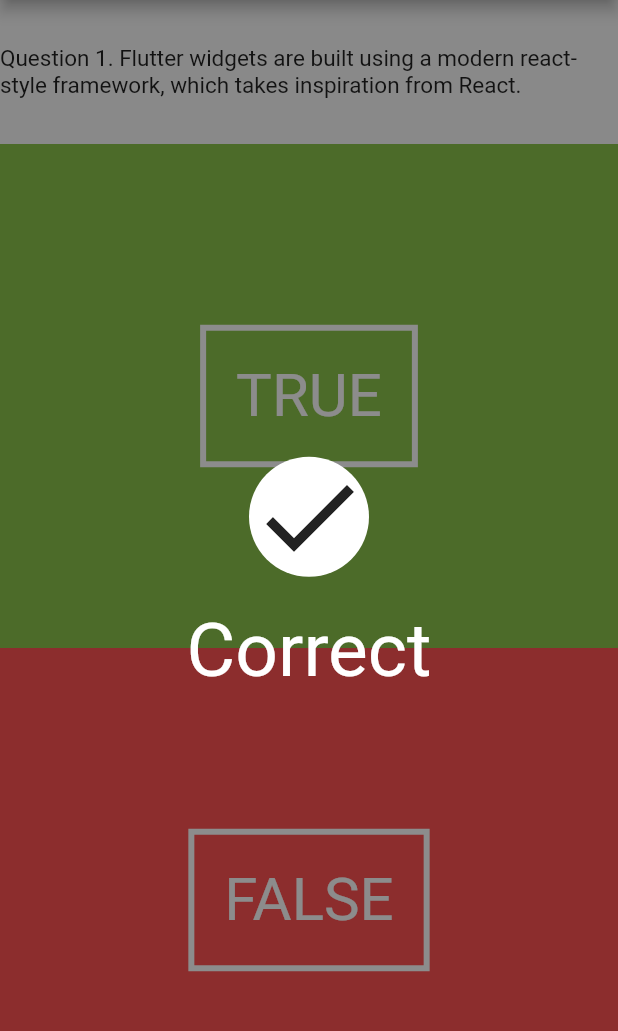
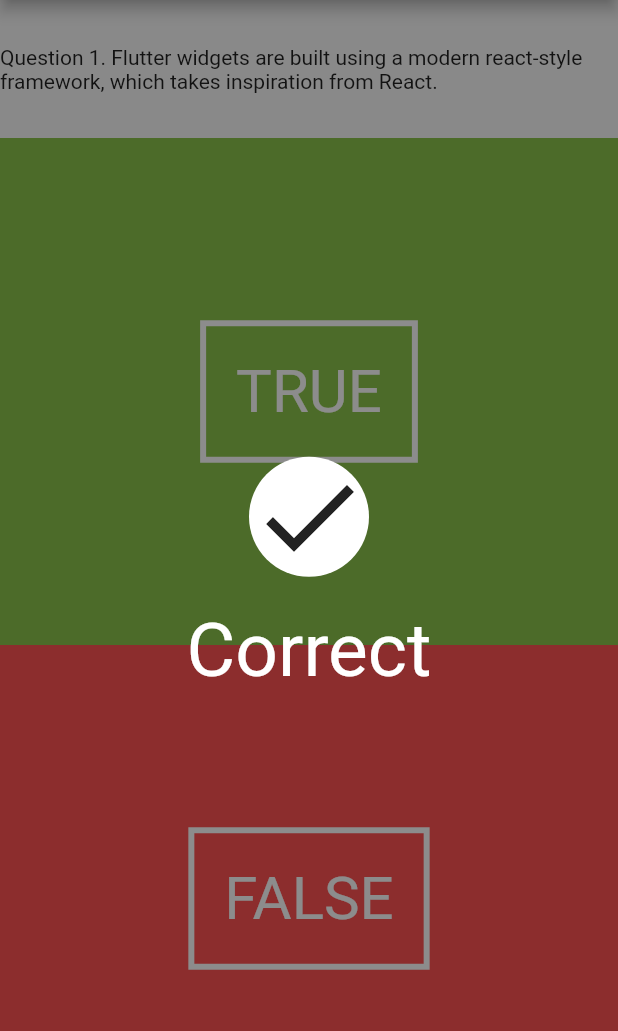
Before and after one commit to JoshMarkF/flutterhub, a Flutter app: the QuizPage screen opened by its route, after a tap on "TRUE", on a phone screen of 412 x 824 dp, the part 84-1115 px from its top. Run offline on Flutter 3.47's test engine with Material 2 defaults, Android fonts, the phone set to English and light mode, and no system bars.

Commit message:
Get rid of question animation

```diff
--- a/lib/UI/correct_wrong_overlay.dart
+++ b/lib/UI/correct_wrong_overlay.dart
@@ -1,5 +1,4 @@
 import 'package:flutter/material.dart';
-import 'dart:math';
 
 class CorrectWrongOverLay extends StatefulWidget {
   final bool is_correct;
@@ -13,9 +12,7 @@ class CorrectWrongOverLay extends StatefulWidget {
   }
 }
 
-class CorrectWrongOverLayState extends State<CorrectWrongOverLay>
-    with SingleTickerProviderStateMixin {
-
+class CorrectWrongOverLayState extends State<CorrectWrongOverLay> {
   @override
   void initState() {
     super.initState();
@@ -31,10 +28,8 @@ class CorrectWrongOverLayState extends State<CorrectWrongOverLay>
           mainAxisAlignment: MainAxisAlignment.center,
           children: <Widget>[
             new Container(
-              child:  new Icon((widget.is_correct) ? Icons.done : Icons.clear,
-                    size: 80.0),
-              decoration: new BoxDecoration(
-                  color: Colors.white, shape: BoxShape.circle),
+              child: new Icon((widget.is_correct) ? Icons.done : Icons.clear, size: 80.0),
+              decoration: new BoxDecoration(color: Colors.white, shape: BoxShape.circle),
             ),
             new Padding(padding: new EdgeInsets.all(10.0)),
             new Text((widget.is_correct) ? "Correct" : "Incorrect",
--- a/lib/UI/question_text.dart
+++ b/lib/UI/question_text.dart
@@ -10,21 +10,10 @@ class QuestionText extends StatefulWidget {
   State<StatefulWidget> createState() => new QuestionTextState();
 }
 
-class QuestionTextState extends State<QuestionText>
-    with SingleTickerProviderStateMixin {
-  Animation<double> _fontSizeAnimation;
-  AnimationController _fontSizeAnimationController;
-
+class QuestionTextState extends State<QuestionText> {
   @override
   void initState() {
     super.initState();
-    _fontSizeAnimationController = new AnimationController(
-        vsync: this, duration: new Duration(milliseconds: 2000));
-    _fontSizeAnimation = new CurvedAnimation(
-        parent: _fontSizeAnimationController, curve: Curves.bounceOut);
-    _fontSizeAnimation.addListener(() => this.setState(() {}));
-
-    _fontSizeAnimationController.forward();
   }
 
   @override
@@ -35,7 +24,6 @@ class QuestionTextState extends State<QuestionText>
         padding: new EdgeInsets.symmetric(vertical: 30.0),
         child: new Text(
           "Question " + widget._quesNo.toString() + ". " + widget._question,
-          style: new TextStyle(fontSize: 15* _fontSizeAnimation.value),
         ),
       ),
     ));
```
